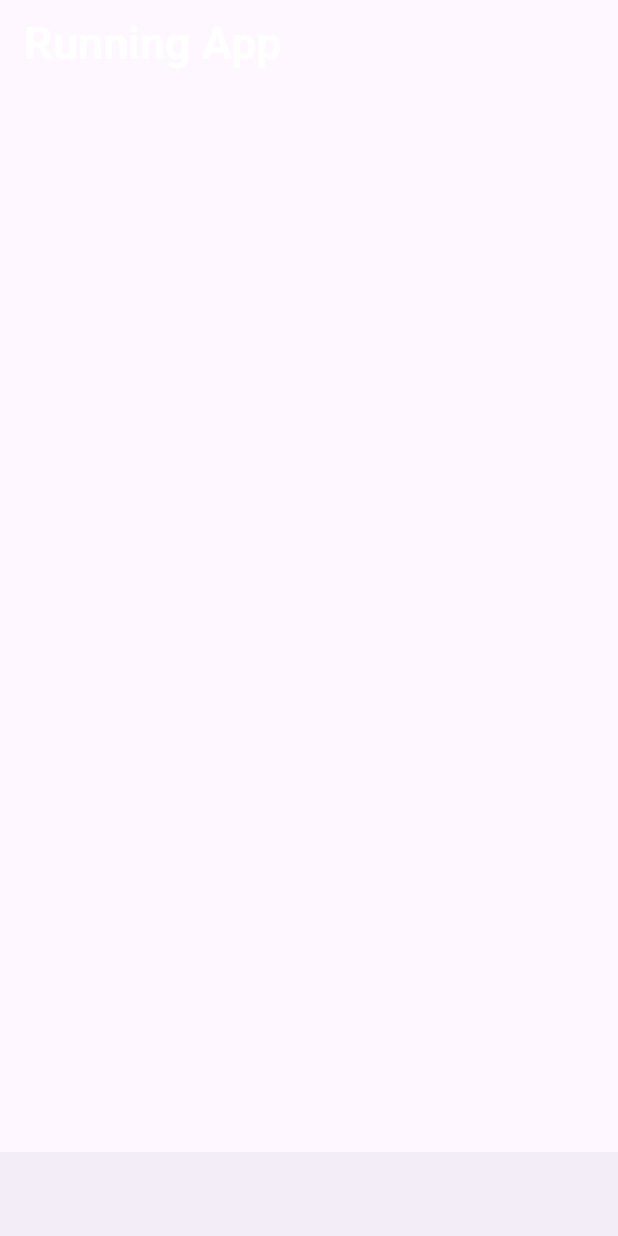
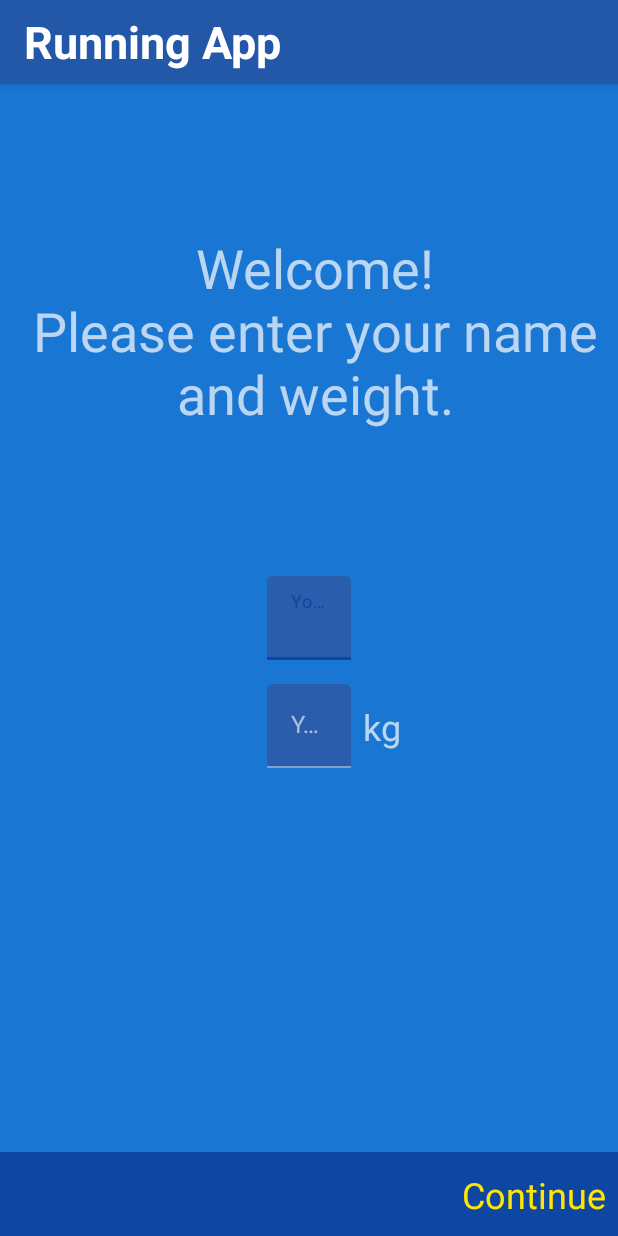
Before and after one commit to Akash616/RunningApp, an Android app: the screen it shows after launch (MainActivity), on a phone screen of 412 x 824 dp. Before the commit the screen is empty. Run offline under Robolectric (Android 15) with nearby library versions, the phone set to English and light mode, and no system bars; our stand-ins replace Dagger/Hilt's generated code, Timber, navigation-ui.

Commit message:
navigation graph added

```diff
--- a/app/build.gradle
+++ b/app/build.gradle
@@ -31,6 +31,9 @@ android {
     }
     kotlinOptions {
         jvmTarget = '1.8'
+    }
+    buildFeatures {
+        viewBinding = true
     }
 }
 
--- a/app/src/main/AndroidManifest.xml
+++ b/app/src/main/AndroidManifest.xml
@@ -16,7 +16,7 @@
         android:label="@string/app_name"
         android:roundIcon="@mipmap/ic_launcher_round"
         android:supportsRtl="true"
-        android:theme="@style/Theme.RunningApp"
+        android:theme="@style/AppTheme"
         tools:targetApi="31">
         <activity
             android:name=".ui.MainActivity"
--- a/app/src/main/java/com/akashgupta/runningapp/ui/MainActivity.kt
+++ b/app/src/main/java/com/akashgupta/runningapp/ui/MainActivity.kt
@@ -2,8 +2,15 @@ package com.akashgupta.runningapp.ui
 
 import android.os.Bundle
 import android.util.Log
+import android.view.View
 import androidx.appcompat.app.AppCompatActivity
+import androidx.navigation.NavController
+import androidx.navigation.NavDestination
+import androidx.navigation.findNavController
+import androidx.navigation.fragment.NavHostFragment
+import androidx.navigation.ui.setupWithNavController
 import com.akashgupta.runningapp.R
+import com.akashgupta.runningapp.databinding.ActivityMainBinding
 import com.akashgupta.runningapp.db.RunDAO
 import dagger.hilt.android.AndroidEntryPoint
 import javax.inject.Inject
@@ -11,14 +18,43 @@ import javax.inject.Inject
 @AndroidEntryPoint
 class MainActivity : AppCompatActivity() {
 
-    @Inject
-    lateinit var runDAO: RunDAO
+    private var _binding: ActivityMainBinding? = null
+    private val binding get() = _binding!!
+
+    private lateinit var navController: NavController
 
     override fun onCreate(savedInstanceState: Bundle?) {
         super.onCreate(savedInstanceState)
-        setContentView(R.layout.activity_main)
+        _binding = ActivityMainBinding.inflate(layoutInflater)
+        setContentView(binding.root)
 
-        Log.d("runDao","RUNDAO: ${runDAO.hashCode()}")
+        setSupportActionBar(binding.toolbar)
+
+        //bottom navigation view connect with navigation components
+        //This make sure whenever we click on one item of that bottom navigation view, navigate to that specific fragment.
+        //binding.bottomNavigationView.setupWithNavController(binding.navigationHostFragment.findNavController())
+
+        // Set up the NavController
+        val navHostFragment = supportFragmentManager.findFragmentById(R.id.navigationHostFragment) as NavHostFragment
+        navController = navHostFragment.navController
+
+        // Set up the BottomNavigationView with the NavController
+        binding.bottomNavigationView.setupWithNavController(navController)
+
+        //Now we don't want to show bottom navigation view inside of our SetupFragment and TrackingFragment.
+        navController.addOnDestinationChangedListener { _, destination, _ ->
+                when(destination.id) {
+                    R.id.settingsFragment, R.id.runFragment, R.id.statisticsFragment ->
+                        binding.bottomNavigationView.visibility = View.VISIBLE
+                    else -> binding.bottomNavigationView.visibility = View.GONE
+                }
+            }
 
     }
+
+    override fun onDestroy() {
+        super.onDestroy()
+        _binding = null
+    }
+
 }
--- a/app/src/main/java/com/akashgupta/runningapp/ui/fragments/RunFragment.kt
+++ b/app/src/main/java/com/akashgupta/runningapp/ui/fragments/RunFragment.kt
@@ -6,20 +6,39 @@ import android.view.LayoutInflater
 import android.view.View
 import android.view.ViewGroup
 import androidx.fragment.app.viewModels
+import androidx.navigation.fragment.findNavController
 import com.akashgupta.runningapp.R
+import com.akashgupta.runningapp.databinding.FragmentRunBinding
+import com.akashgupta.runningapp.databinding.FragmentSetupBinding
 import com.akashgupta.runningapp.ui.viewmodels.MainViewModel
 import dagger.hilt.android.AndroidEntryPoint
 
 @AndroidEntryPoint
 class RunFragment : Fragment() {
 
+    private var _binding: FragmentRunBinding? = null
+    private val binding get() = _binding!!
     private val viewMode: MainViewModel by viewModels()
 
     override fun onCreateView(
         inflater: LayoutInflater, container: ViewGroup?,
         savedInstanceState: Bundle?
     ): View? {
-        return inflater.inflate(R.layout.fragment_run, container, false)
+        _binding = FragmentRunBinding.inflate(inflater, container, false)
+        return binding.root
+    }
+
+    override fun onViewCreated(view: View, savedInstanceState: Bundle?) {
+        super.onViewCreated(view, savedInstanceState)
+
+        binding.fab.setOnClickListener {
+            findNavController().navigate(R.id.action_runFragment_to_trackingFragment)
+        }
+    }
+
+    override fun onDestroy() {
+        super.onDestroy()
+        _binding = null
     }
 
 }
--- a/app/src/main/java/com/akashgupta/runningapp/ui/fragments/SetupFragment.kt
+++ b/app/src/main/java/com/akashgupta/runningapp/ui/fragments/SetupFragment.kt
@@ -5,17 +5,38 @@ import androidx.fragment.app.Fragment
 import android.view.LayoutInflater
 import android.view.View
 import android.view.ViewGroup
+import androidx.navigation.fragment.findNavController
 import com.akashgupta.runningapp.R
+import com.akashgupta.runningapp.databinding.ActivityMainBinding
+import com.akashgupta.runningapp.databinding.FragmentSetupBinding
 import dagger.hilt.android.AndroidEntryPoint
 
 @AndroidEntryPoint
 class SetupFragment : Fragment() {
 
+    private var _binding: FragmentSetupBinding? = null
+    private val binding get() = _binding!!
+
     override fun onCreateView(
         inflater: LayoutInflater, container: ViewGroup?,
         savedInstanceState: Bundle?
     ): View? {
-        return inflater.inflate(R.layout.fragment_setup, container, false)
+        _binding = FragmentSetupBinding.inflate(inflater, container, false)
+        return binding.root
+    }
+
+    override fun onViewCreated(view: View, savedInstanceState: Bundle?) {
+        super.onViewCreated(view, savedInstanceState)
+
+        binding.tvContinue.setOnClickListener {
+            findNavController().navigate(R.id.action_setupFragment_to_runFragment)
+        }
+
+    }
+
+    override fun onDestroy() {
+        super.onDestroy()
+        _binding = null
     }
 
 }
--- a/app/src/main/res/layout/activity_main.xml
+++ b/app/src/main/res/layout/activity_main.xml
@@ -38,22 +38,23 @@
         </com.google.android.material.appbar.MaterialToolbar>
     </com.google.android.material.appbar.AppBarLayout>
 
-    <FrameLayout
-        android:id="@+id/flFragment"
-        android:layout_width="match_parent"
+    <androidx.fragment.app.FragmentContainerView
+        android:id="@+id/navigationHostFragment"
+        android:layout_width="0dp"
         android:layout_height="0dp"
+        android:name="androidx.navigation.fragment.NavHostFragment"
         app:layout_constraintBottom_toTopOf="@+id/bottomNavigationView"
         app:layout_constraintEnd_toEndOf="parent"
         app:layout_constraintStart_toStartOf="parent"
-        app:layout_constraintTop_toBottomOf="@+id/appBarLayout">
-
-
-    </FrameLayout>
+        app:layout_constraintTop_toBottomOf="@+id/appBarLayout"
+        app:defaultNavHost="true"
+        app:navGraph="@navigation/nav_graph" />
 
     <com.google.android.material.bottomnavigation.BottomNavigationView
         android:id="@+id/bottomNavigationView"
         android:layout_width="match_parent"
         android:layout_height="56dp"
+        app:menu="@menu/bottom_nav_menu"
         app:itemIconTint="@drawable/bottom_nav_selector"
         app:itemTextColor="@drawable/bottom_nav_selector"
         app:layout_constraintBottom_toBottomOf="parent"
--- /dev/null
+++ b/app/src/main/res/menu/bottom_nav_menu.xml
@@ -0,0 +1,16 @@
+<?xml version="1.0" encoding="utf-8"?>
+<menu xmlns:android="http://schemas.android.com/apk/res/android">
+
+    <item android:id="@+id/runFragment"
+        android:title="Your Runs"
+        android:icon="@drawable/ic_run"/>
+
+    <item android:id="@+id/statisticsFragment"
+        android:title="Statistics"
+        android:icon="@drawable/ic_graph"/>
+
+    <item android:id="@+id/settingsFragment"
+        android:title="Settings"
+        android:icon="@drawable/ic_settings"/>
+
+</menu>
--- /dev/null
+++ b/app/src/main/res/navigation/nav_graph.xml
@@ -0,0 +1,39 @@
+<?xml version="1.0" encoding="utf-8"?>
+<navigation xmlns:android="http://schemas.android.com/apk/res/android"
+    xmlns:app="http://schemas.android.com/apk/res-auto"
+    android:id="@+id/nav_graph"
+    app:startDestination="@id/setupFragment">
+
+    <fragment
+        android:id="@+id/runFragment"
+        android:name="com.akashgupta.runningapp.ui.fragments.RunFragment"
+        android:label="RunFragment" >
+        <action
+            android:id="@+id/action_runFragment_to_trackingFragment"
+            app:destination="@id/trackingFragment" />
+    </fragment>
+    <fragment
+        android:id="@+id/setupFragment"
+        android:name="com.akashgupta.runningapp.ui.fragments.SetupFragment"
+        android:label="SetupFragment" >
+        <action
+            android:id="@+id/action_setupFragment_to_runFragment"
+            app:destination="@id/runFragment" />
+    </fragment>
+    <fragment
+        android:id="@+id/statisticsFragment"
+        android:name="com.akashgupta.runningapp.ui.fragments.StatisticsFragment"
+        android:label="StatisticsFragment" />
+    <fragment
+        android:id="@+id/trackingFragment"
+        android:name="com.akashgupta.runningapp.ui.fragments.TrackingFragment"
+        android:label="TrackingFragment" >
+        <action
+            android:id="@+id/action_trackingFragment_to_runFragment"
+            app:destination="@id/runFragment" />
+    </fragment>
+    <fragment
+        android:id="@+id/settingsFragment"
+        android:name="com.akashgupta.runningapp.ui.fragments.SettingsFragment"
+        android:label="SettingsFragment" />
+</navigation>
```
